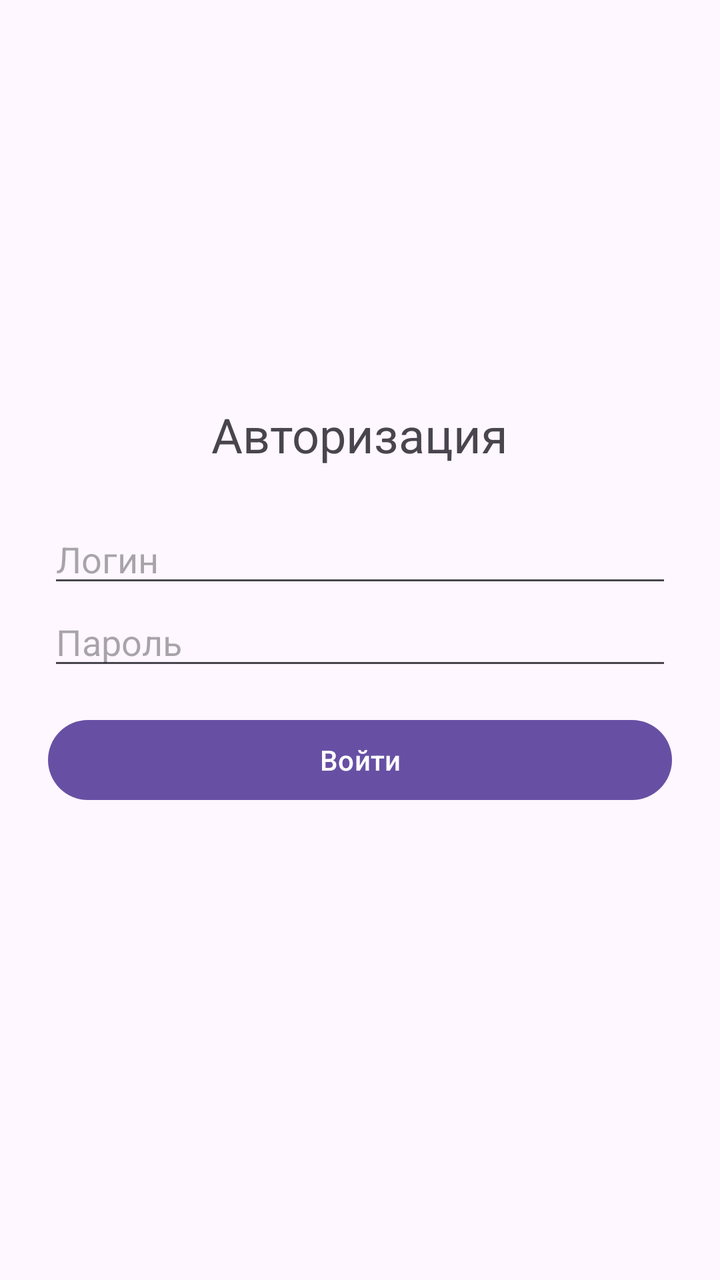
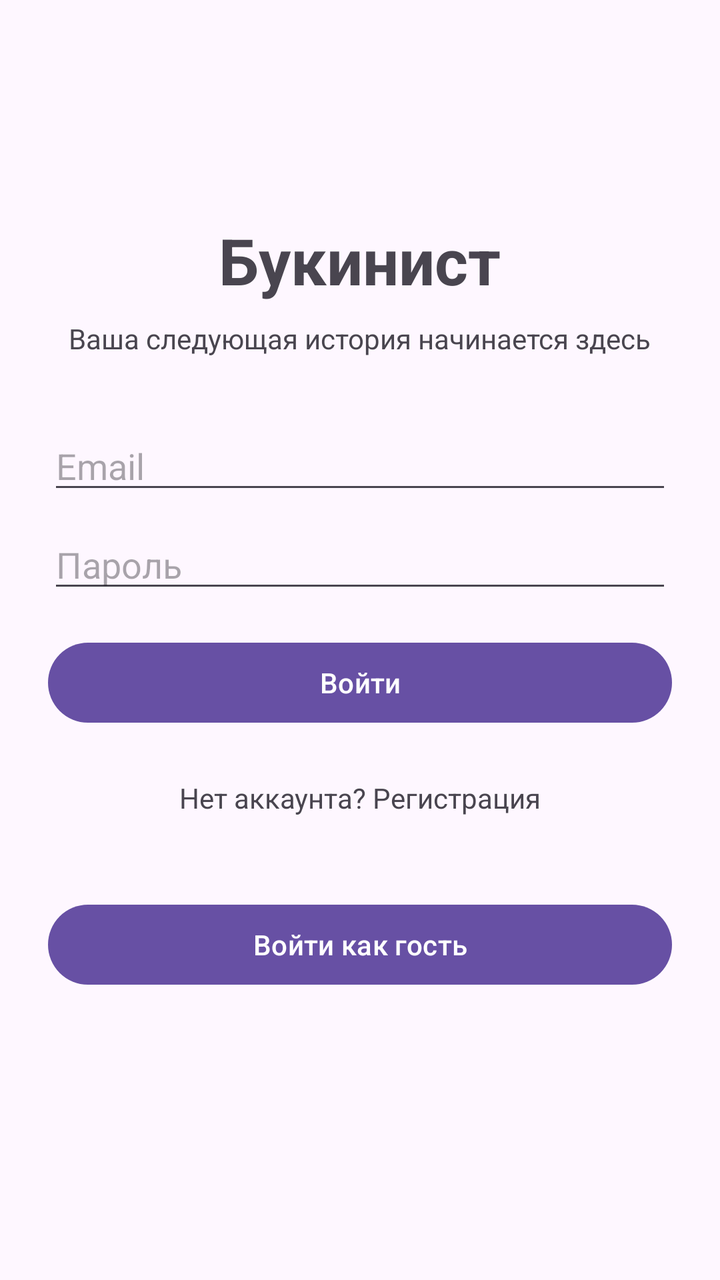

An Android layout rendered at two revisions. The XML below is the earlier revision; the diff shows what the commit changed to produce the second picture.
<!-- AndroidManifest.xml: application theme Theme.KolpakovProjectBook -->
<!-- res/layout/activity_login.xml -->
<?xml version="1.0" encoding="utf-8"?>
<LinearLayout xmlns:android="http://schemas.android.com/apk/res/android"
    android:layout_width="match_parent"
    android:layout_height="match_parent"
    android:orientation="vertical"
    android:padding="24dp"
    android:gravity="center_vertical">

    <TextView
        android:layout_width="wrap_content"
        android:layout_height="wrap_content"
        android:text="Авторизация"
        android:textSize="24sp"
        android:layout_gravity="center_horizontal"
        android:layout_marginBottom="24dp" />

    <EditText
        android:id="@+id/editTextLogin"
        android:layout_width="match_parent"
        android:layout_height="wrap_content"
        android:hint="Логин" />

    <EditText
        android:id="@+id/editTextPassword"
        android:layout_width="match_parent"
        android:layout_height="wrap_content"
        android:hint="Пароль"
        android:inputType="textPassword" />

    <Button
        android:id="@+id/buttonLogin"
        android:layout_width="match_parent"
        android:layout_height="wrap_content"
        android:layout_marginTop="16dp"
        android:text="Войти" />

    <TextView
        android:id="@+id/textViewError"
        android:layout_width="match_parent"
        android:layout_height="wrap_content"
        android:layout_marginTop="16dp"
        android:textColor="#CC0000"
        android:textSize="14sp" />
</LinearLayout>
<!-- resources referenced by this layout -->
<resources>
  <style name="Theme.KolpakovProjectBook" parent="Base.Theme.KolpakovProjectBook" />
  <style name="Base.Theme.KolpakovProjectBook" parent="Theme.Material3.DayNight.NoActionBar">
          
          
      </style>
</resources>

<!-- the commit's change to res/layout/activity_login.xml (unified diff, before → after) -->
@@ -9,23 +9,33 @@
     <TextView
         android:layout_width="wrap_content"
         android:layout_height="wrap_content"
-        android:text="Авторизация"
-        android:textSize="24sp"
+        android:text="Букинист"
+        android:textSize="32sp"
+        android:textStyle="bold"
         android:layout_gravity="center_horizontal"
-        android:layout_marginBottom="24dp" />
+        android:layout_marginBottom="8dp" />
+
+    <TextView
+        android:layout_width="wrap_content"
+        android:layout_height="wrap_content"
+        android:text="Ваша следующая история начинается здесь"
+        android:layout_gravity="center_horizontal"
+        android:layout_marginBottom="32dp" />
 
     <EditText
         android:id="@+id/editTextLogin"
         android:layout_width="match_parent"
         android:layout_height="wrap_content"
-        android:hint="Логин" />
+        android:hint="Email"
+        android:inputType="textEmailAddress" />
 
     <EditText
         android:id="@+id/editTextPassword"
         android:layout_width="match_parent"
         android:layout_height="wrap_content"
         android:hint="Пароль"
-        android:inputType="textPassword" />
+        android:inputType="textPassword"
+        android:layout_marginTop="8dp" />
 
     <Button
         android:id="@+id/buttonLogin"
@@ -35,10 +45,27 @@
         android:text="Войти" />
 
     <TextView
+        android:id="@+id/textViewRegister"
+        android:layout_width="wrap_content"
+        android:layout_height="wrap_content"
+        android:text="Нет аккаунта? Регистрация"
+        android:layout_gravity="center_horizontal"
+        android:layout_marginTop="16dp"
+        android:padding="8dp" />
+
+    <Button
+        android:id="@+id/buttonGuest"
+        android:layout_width="match_parent"
+        android:layout_height="wrap_content"
+        android:layout_marginTop="32dp"
+        android:text="Войти как гость" />
+
+    <TextView
         android:id="@+id/textViewError"
         android:layout_width="match_parent"
         android:layout_height="wrap_content"
         android:layout_marginTop="16dp"
         android:textColor="#CC0000"
         android:textSize="14sp" />
+
 </LinearLayout>
